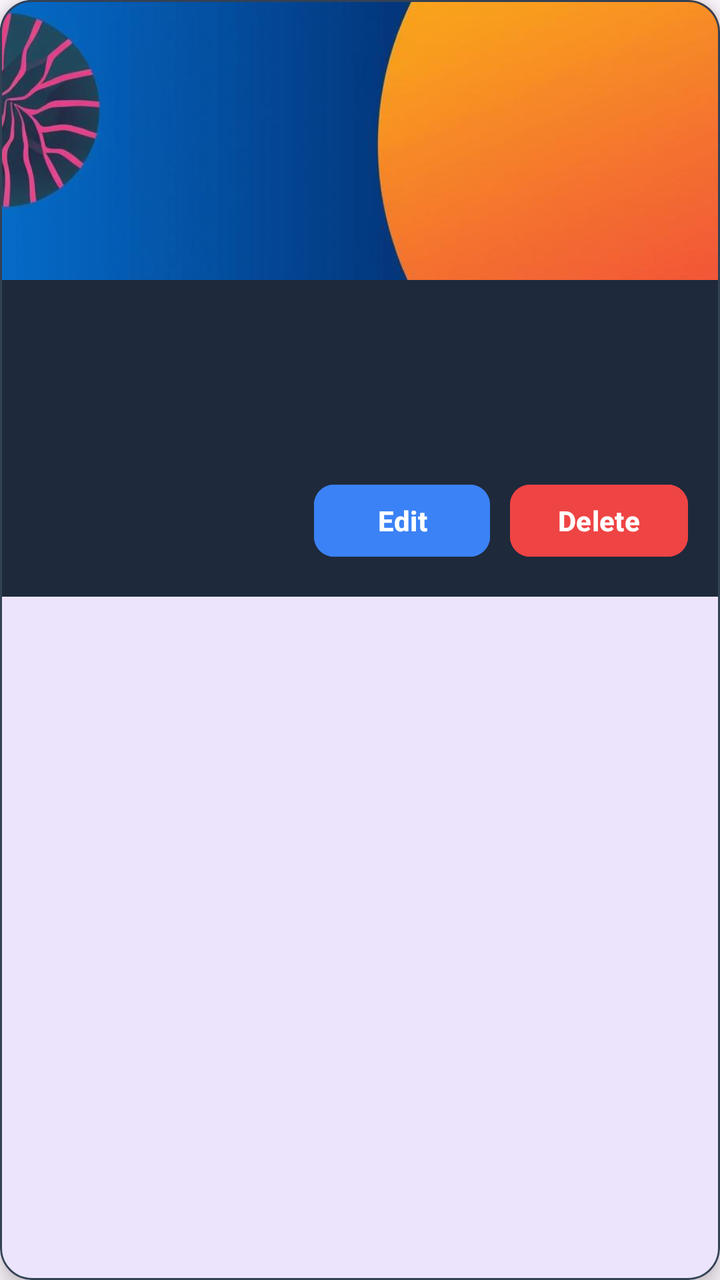
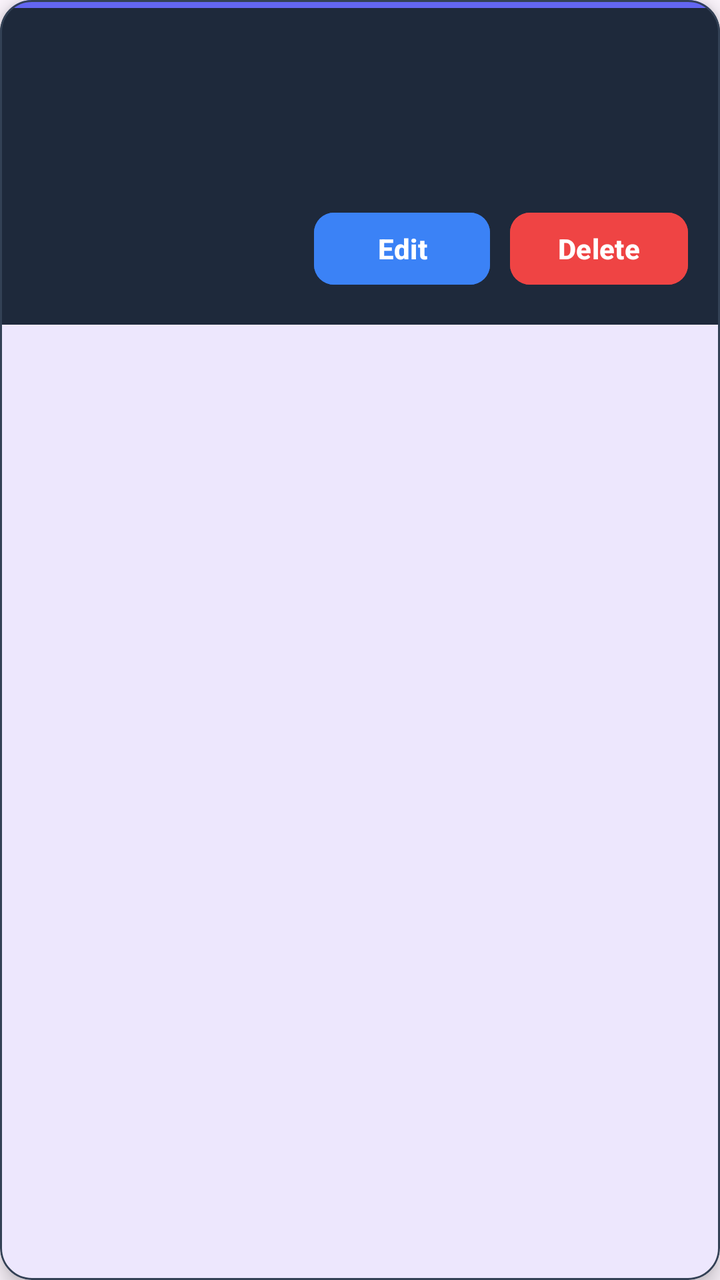

Before-and-after screenshots of an Android layout around one commit, followed by the original layout XML and the change that was made.
<!-- AndroidManifest.xml: application theme Theme.EventManagementSystem -->
<!-- res/layout/item_event.xml -->
<?xml version="1.0" encoding="utf-8"?>
<com.google.android.material.card.MaterialCardView
    xmlns:android="http://schemas.android.com/apk/res/android"
    xmlns:app="http://schemas.android.com/apk/res-auto"
    android:layout_width="match_parent"
    android:layout_height="wrap_content"
    android:layout_marginStart="16dp"
    android:layout_marginEnd="16dp"
    android:layout_marginTop="8dp"
    android:layout_marginBottom="8dp"
    app:cardCornerRadius="16dp"
    app:cardElevation="6dp"
    app:strokeWidth="1dp"
    app:strokeColor="#334155">

    <LinearLayout
        android:layout_width="match_parent"
        android:layout_height="wrap_content"
        android:orientation="vertical"
        android:background="#1E293B">

        
        <ImageView
            android:id="@+id/imgEvent"
            android:layout_width="match_parent"
            android:layout_height="140dp"
            android:src="@drawable/event_activity"
            android:scaleType="centerCrop"/>

        
        <LinearLayout
            android:layout_width="match_parent"
            android:layout_height="wrap_content"
            android:orientation="vertical"
            android:padding="16dp">

            <TextView
                android:id="@+id/tvTitle"
                android:layout_width="wrap_content"
                android:layout_height="wrap_content"
                android:textSize="18sp"
                android:textStyle="bold"
                android:textColor="#F8FAFC"/>

            <TextView
                android:id="@+id/tvDate"
                android:layout_width="wrap_content"
                android:layout_height="wrap_content"
                android:textColor="#94A3B8"
                android:textSize="14sp"
                android:layout_marginTop="6dp"/>

            <TextView
                android:id="@+id/tvLocation"
                android:layout_width="wrap_content"
                android:layout_height="wrap_content"
                android:textColor="#94A3B8"
                android:textSize="14sp"
                android:layout_marginTop="2dp"/>

            
            <LinearLayout
                android:layout_width="match_parent"
                android:layout_height="wrap_content"
                android:orientation="horizontal"
                android:layout_marginTop="12dp"
                android:gravity="end">

                <Button
                    android:id="@+id/btnEdit"
                    android:layout_width="wrap_content"
                    android:layout_height="44dp"
                    android:text="Edit"
                    android:textColor="@android:color/white"
                    android:textStyle="bold"
                    android:backgroundTint="#3B82F6"
                    app:cornerRadius="10dp"/>

                <Button
                    android:id="@+id/btnDelete"
                    android:layout_width="wrap_content"
                    android:layout_height="44dp"
                    android:text="Delete"
                    android:textColor="@android:color/white"
                    android:textStyle="bold"
                    android:backgroundTint="#EF4444"
                    app:cornerRadius="10dp"
                    android:layout_marginStart="10dp"/>

            </LinearLayout>

        </LinearLayout>

    </LinearLayout>

</com.google.android.material.card.MaterialCardView>
<!-- resources referenced by this layout -->
<resources>
  <!-- drawable event_activity: jpg bitmap (drawable, 97123 bytes) -->
  <style name="Theme.EventManagementSystem" parent="Base.Theme.EventManagementSystem" />
  <style name="Base.Theme.EventManagementSystem" parent="Theme.Material3.DayNight.NoActionBar">
          <item name="colorPrimary">@color/primary</item>
          <item name="colorPrimaryVariant">@color/primary_dark</item>
          <item name="colorSecondary">@color/accent_orange</item>
          <item name="android:statusBarColor">@color/primary_dark</item>
      </style>
  <color name="primary">#4F46E5</color>
  <color name="primary_dark">#3730A3</color>
  <color name="accent_orange">#F97316</color>
</resources>

<!-- the commit's change to res/layout/item_event.xml (unified diff, before → after) -->
@@ -20,12 +20,10 @@
         android:background="#1E293B">
 
         
-        <ImageView
-            android:id="@+id/imgEvent"
+        <View
             android:layout_width="match_parent"
-            android:layout_height="140dp"
-            android:src="@drawable/event_activity"
-            android:scaleType="centerCrop"/>
+            android:layout_height="4dp"
+            android:background="#6366F1"/>
 
         
         <LinearLayout
<!-- resource entries referenced after the edit -->
@@ -1,6 +1,5 @@
 <!-- resources referenced by this layout -->
 <resources>
-  <!-- drawable event_activity: jpg bitmap (drawable, 97123 bytes) -->
   <style name="Theme.EventManagementSystem" parent="Base.Theme.EventManagementSystem" />
   <style name="Base.Theme.EventManagementSystem" parent="Theme.Material3.DayNight.NoActionBar">
           <item name="colorPrimary">@color/primary</item>
@@ -8,8 +7,8 @@
           <item name="colorSecondary">@color/accent_orange</item>
           <item name="android:statusBarColor">@color/primary_dark</item>
       </style>
-  <color name="primary">#4F46E5</color>
-  <color name="primary_dark">#3730A3</color>
+  <color name="primary">#6366F1</color>
+  <color name="primary_dark">#4338CA</color>
   <color name="accent_orange">#F97316</color>
 </resources>
 
